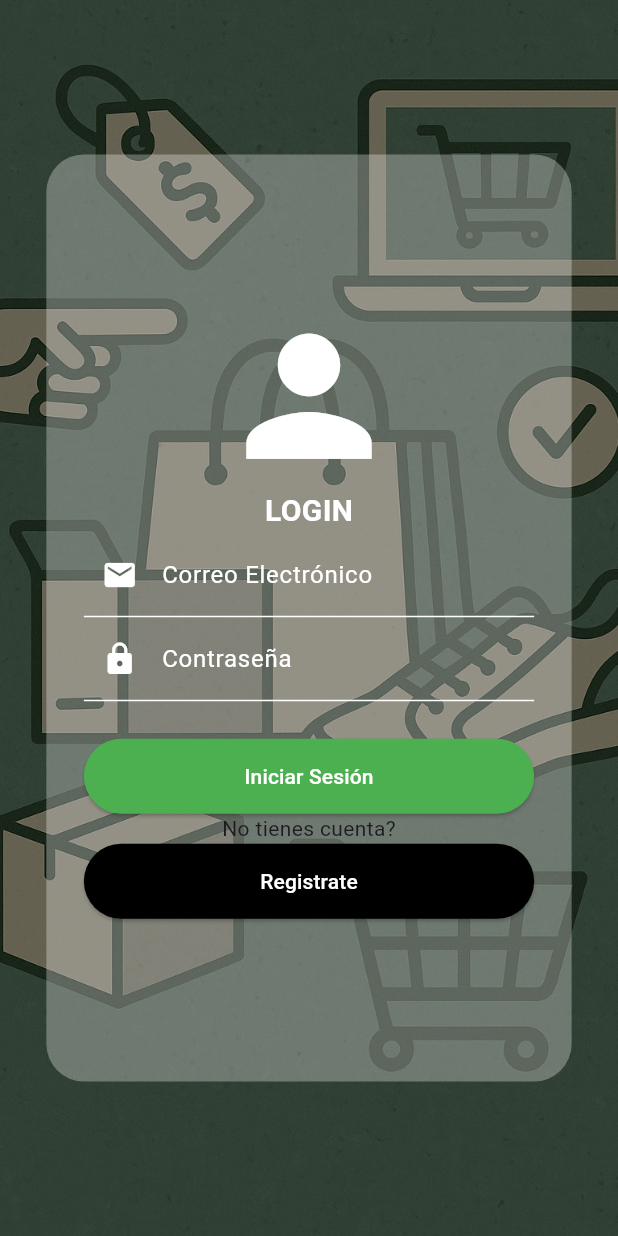
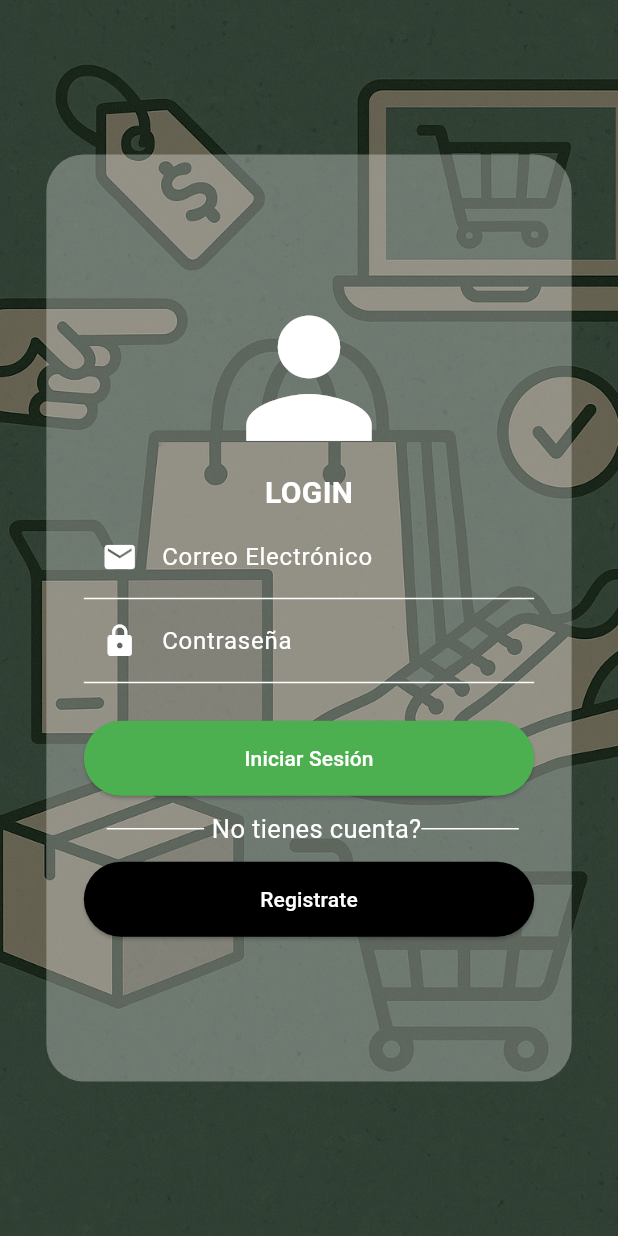
Before and after one commit to hollrojm/gopick-ecommerce-app, a Flutter app: the screen it shows after launch, on a phone screen of 412 x 824 dp. Run offline on Flutter 3.47's test engine with Material 3 defaults, Android fonts, the phone set to English and light mode, and no system bars.

Commit message:
Feature/Add Style to text no tines cuenta

```diff
--- a/lib/presentation/pages/auth/login/login_page.dart
+++ b/lib/presentation/pages/auth/login/login_page.dart
@@ -1,4 +1,5 @@
 import 'package:flutter/material.dart';
+import 'package:flutter/widgets.dart';
 
 class LoginPage extends StatelessWidget {
   const LoginPage({super.key});
@@ -89,7 +90,8 @@ class LoginPage extends StatelessWidget {
                 ),
                 Container(
                   width: MediaQuery.of(context).size.width,
-                  margin: const EdgeInsets.only(left: 25, right: 25, top: 25),
+                  margin: const EdgeInsets.only(
+                      left: 25, right: 25, top: 25, bottom: 10),
                   height: 50,
                   child: ElevatedButton(
                     onPressed: () {},
@@ -101,11 +103,30 @@ class LoginPage extends StatelessWidget {
                     ),
                   ),
                 ),
-                const Text('No tienes cuenta?'),
+                Row(
+                  mainAxisAlignment: MainAxisAlignment.center,
+                  children: [
+                    Container(
+                      margin: const EdgeInsets.only(left: 5, right: 5),
+                      width: 65,
+                      height: 1,
+                      color: Colors.white,
+                    ),
+                    const Text(
+                      'No tienes cuenta?',
+                      style: TextStyle(color: Colors.white, fontSize: 17),
+                    ),
+                    Container(
+                      width: 65,
+                      height: 1,
+                      color: Colors.white,
+                    ),
+                  ],
+                ),
                 Container(
                   width: MediaQuery.of(context).size.width,
-                  margin:
-                      const EdgeInsets.only(left: 25, right: 25, bottom: 10),
+                  margin: const EdgeInsets.only(
+                      left: 25, right: 25, top: 10, bottom: 10),
                   height: 50,
                   child: ElevatedButton(
                     onPressed: () {},
```
